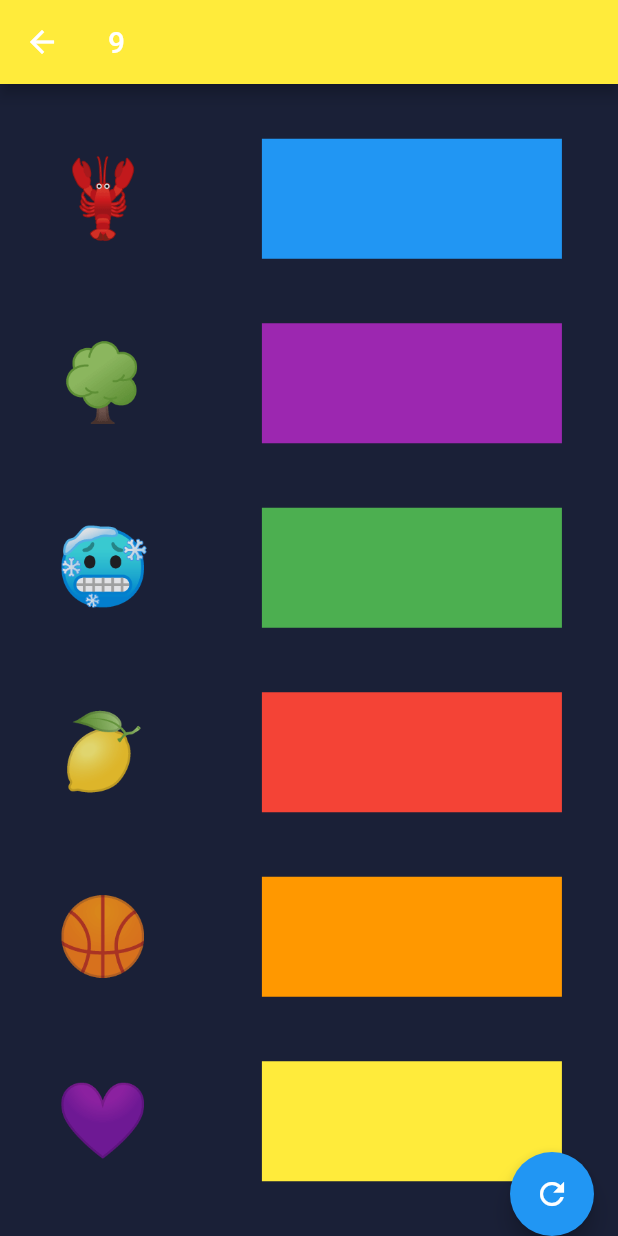
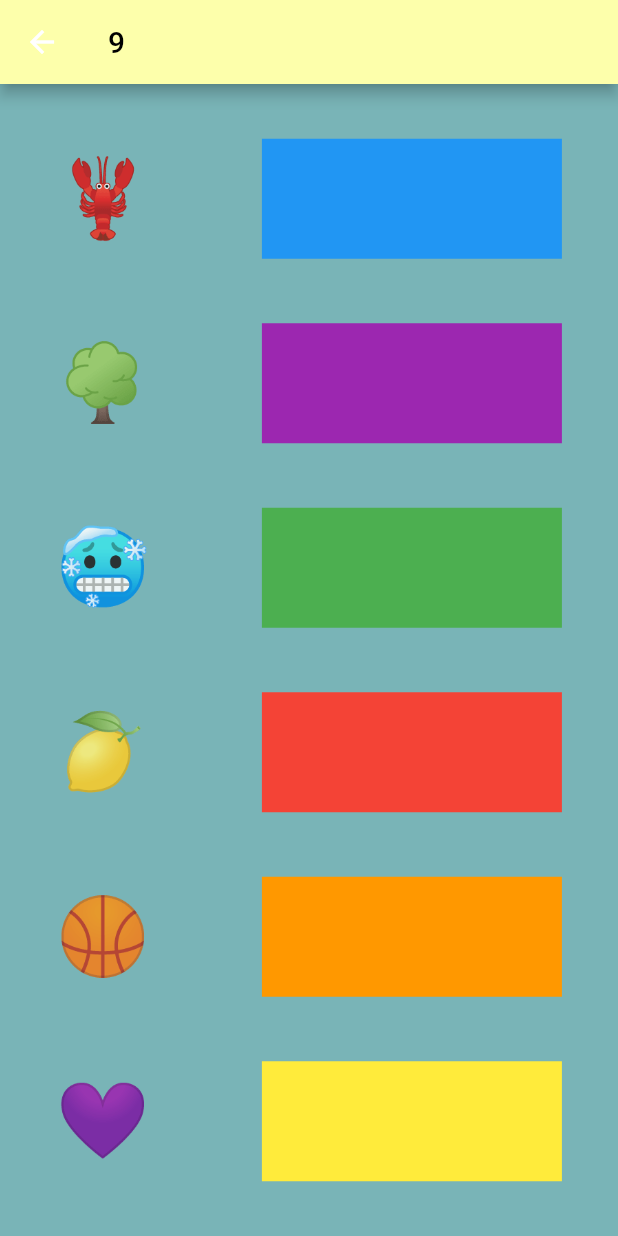
Before and after one commit to Abduallah-ELmaraghy/sparkhub_game, a Flutter app: the MatchingGameEasy screen opened directly, on a phone screen of 412 x 824 dp. Run offline on Flutter 3.47's test engine with Material 2 defaults, Android fonts, the phone set to English and light mode, and no system bars; our stand-ins replace animated_splash_screen, cloud_firestore, firebase_auth, firebase_core, flutter_login, flutter_tts and 6 more; missing offline and left inert: assets_audio_player_web, cloud_firestore_web, firebase_auth_web, firebase_core_web, shared_preferences_web; accounts and stored records are empty; Roboto replaces fonts that are missing (Cairo).

Commit message:
updates ui

```diff
--- a/lib/main.dart
+++ b/lib/main.dart
@@ -13,7 +13,6 @@ import 'package:sparkhub_game/providers/wordconnect_provider.dart';
 import 'package:sparkhub_game/Admins/admin_wc.dart';
 import 'package:firebase_core/firebase_core.dart';
 import 'package:provider/provider.dart';
-
 import 'screens/notes_screen.dart';
 import 'providers/notes_provider.dart';
 
--- a/lib/screens/finishedScreen.dart
+++ b/lib/screens/finishedScreen.dart
@@ -19,7 +19,7 @@ class Finish extends StatelessWidget {
         body: Container(
            height: MediaQuery.of(context).size.height,
             width: MediaQuery.of(context).size.width,
-            decoration: BoxDecoration( color:kDarkBlue,),
+            decoration: BoxDecoration( color:kBackground,),
              child: Padding(
                   padding: const EdgeInsets.only(top: 100),
                   child:Column(crossAxisAlignment: CrossAxisAlignment.center,
--- a/lib/screens/matching_easy_game.dart
+++ b/lib/screens/matching_easy_game.dart
@@ -65,26 +65,13 @@ void dispose() {
       });
     });
    return Scaffold(
-          backgroundColor: kDarkBlue,
+          backgroundColor: kBackground,
            appBar: AppBar(
 
         title: //Text('Score ${score.length} / 6',style:TextStyle(color: kBackground)),
-        Text((time_to_finish - time_difference).toString()),
-        backgroundColor: Colors.yellow,
+        Text((time_to_finish - time_difference).toString(), style: TextStyle(fontSize: 20,color: kBlack.withOpacity(1),fontFamily: 'Cairo')),
+        backgroundColor: kButtonColor,
       ),
-
-      floatingActionButton: FloatingActionButton(
-        child: Icon(Icons.refresh),
-
-        onPressed: ()
-        {
-          setState(() {
-            score.clear();
-            counter++;
-          });
-        },
-      ),
-      floatingActionButtonLocation: FloatingActionButtonLocation.endDocked,
       body: Row(
         // all the app in row
         mainAxisAlignment: MainAxisAlignment.spaceAround, // Place the free space evenly between the children widget and page
--- a/lib/screens/matching_game.dart
+++ b/lib/screens/matching_game.dart
@@ -68,7 +68,7 @@ void dispose() {
        appBar: AppBar(
         title: //Text('Score ${score.length} / 6',style:TextStyle(color: kBackground)),
         Text((time_to_finish - time_difference).toString()),
-        backgroundColor: Colors.yellow,
+        backgroundColor: kButtonColor,
       ),
       floatingActionButton: FloatingActionButton(
         child: Icon(Icons.refresh),
```
Also changed, not shown: 1 other file.
